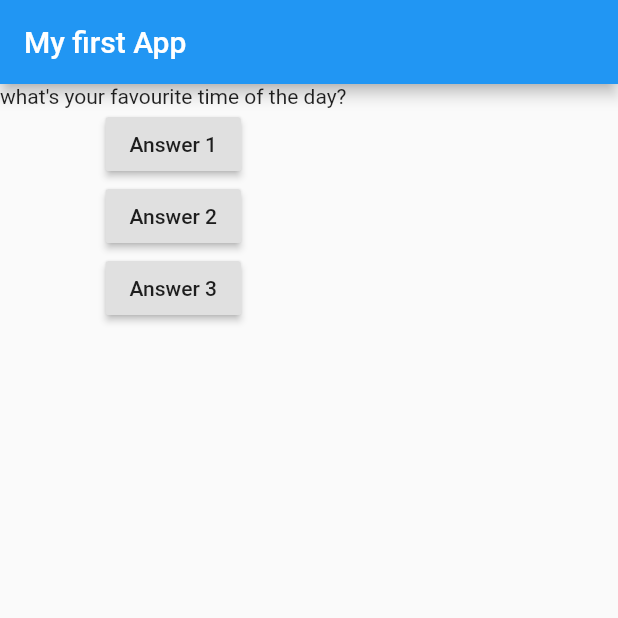
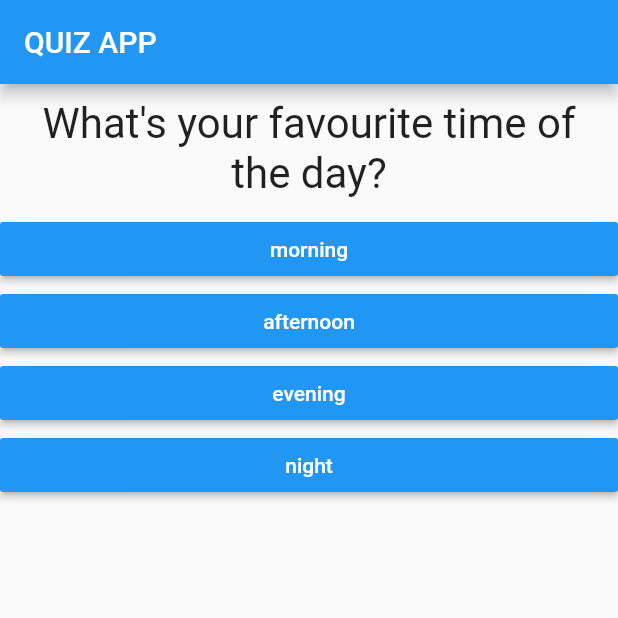
Before and after one commit to vanshikash/Basic-Flutter-projects, a Flutter app: the screen it shows after launch, on a phone screen of 412 x 824 dp, the top half of it. Run offline on Flutter 3.47's test engine with Material 2 defaults, Android fonts, the phone set to English and light mode, and no system bars.

Commit message:
added answer widget

```diff
--- /dev/null
+++ b/quiz_app/lib/answer.dart
@@ -0,0 +1,22 @@
+import 'package:flutter/material.dart';
+
+class Answer extends StatelessWidget {
+
+  final Function selectHandler;
+  final String answerText;
+
+  Answer(this.selectHandler, this.answerText);
+  @override
+  Widget build(BuildContext context) {
+    return Container(
+      width: double.infinity,
+      child: RaisedButton(
+        color: Colors.blue,
+        textColor: Colors.white,
+        child: Text(answerText),
+        onPressed: selectHandler,
+            ),
+    );
+
+  }
+}
--- a/quiz_app/lib/main.dart
+++ b/quiz_app/lib/main.dart
@@ -1,6 +1,8 @@
 import 'package:flutter/material.dart';
 
 import './question.dart';
+import './answer.dart';
+
 void main() {
   runApp(MyApp());
 }
@@ -12,47 +14,54 @@ class MyApp extends StatefulWidget {
     return _MyAppState();
   }
 }
+
 class _MyAppState extends State<MyApp> {
-  var _questionIndex = 0 ;
+   final questions = const [
+      {
+        'questionText': 'What\'s your favourite time of the day?',
+        'answers': ['morning', 'afternoon', 'evening', 'night'],
+      },
+      {
+        'questionText':  'What\'s your spirit animal?',
+        'answers': ['panda', 'lion', 'dog', 'cat'],
+      },
+      {
+        'questionText':  'What\'s your favorite genre of music',
+        'answers': ['pop', 'edm', 'rock', 'lofi'],
+      },
+
+    ];
+  var _questionIndex = 0;
 
   void _answerQuestion() {
-    setState((){
-        _questionIndex++;
+
+    setState(() {
+      _questionIndex++;
     });
 
     print(_questionIndex);
+    if(_questionIndex < questions.length){
+      print('We have more questions!');
+    }
   }
 
   @override // declarator
   Widget build(BuildContext context) {
-    var questions = [
-      'what\'s your favourite time of the day?',
-      'what\'s your favourite profession?',
-    ];
+
+
     return MaterialApp(
       home: Scaffold(
         appBar: AppBar(
-          title: Text('My first App'),
+          title: Text('QUIZ APP'),
         ),
         body: Column(
           children: [
             Question(
-              questions[_questionIndex],
+              questions[_questionIndex]['questionText'],
             ),
-            RaisedButton(
-              child: Text('Answer 1'),
-              onPressed: _answerQuestion,
-            ),
-            RaisedButton(
-              child: Text('Answer 2'),
-              onPressed: () => print('answer 2 chosen'),
-            ),
-            RaisedButton(
-              child: Text('Answer 3'),
-              onPressed: () {
-                print('answer 3 chosen');
-              },
-            ),
+            ...(questions[_questionIndex]['answers']as List<String>).map((answer) {
+              return Answer(_answerQuestion, answer);
+            }).toList()
           ],
         ),
       ),
--- a/quiz_app/lib/question.dart
+++ b/quiz_app/lib/question.dart
@@ -1,12 +1,20 @@
 import 'package:flutter/material.dart';
 
-class Question  extends StatelessWidget {
+class Question extends StatelessWidget {
   final String questionText;
 
   Question(this.questionText);
 
   @override
   Widget build(BuildContext context) {
-    return Text(questionText);
+    return Container(
+      width: double.infinity,
+      margin: EdgeInsets.all(10) ,
+      child: Text(
+        questionText,
+        style: TextStyle(fontSize: 28),
+        textAlign: TextAlign.center,
+      ),
+    );
   }
 }
```
